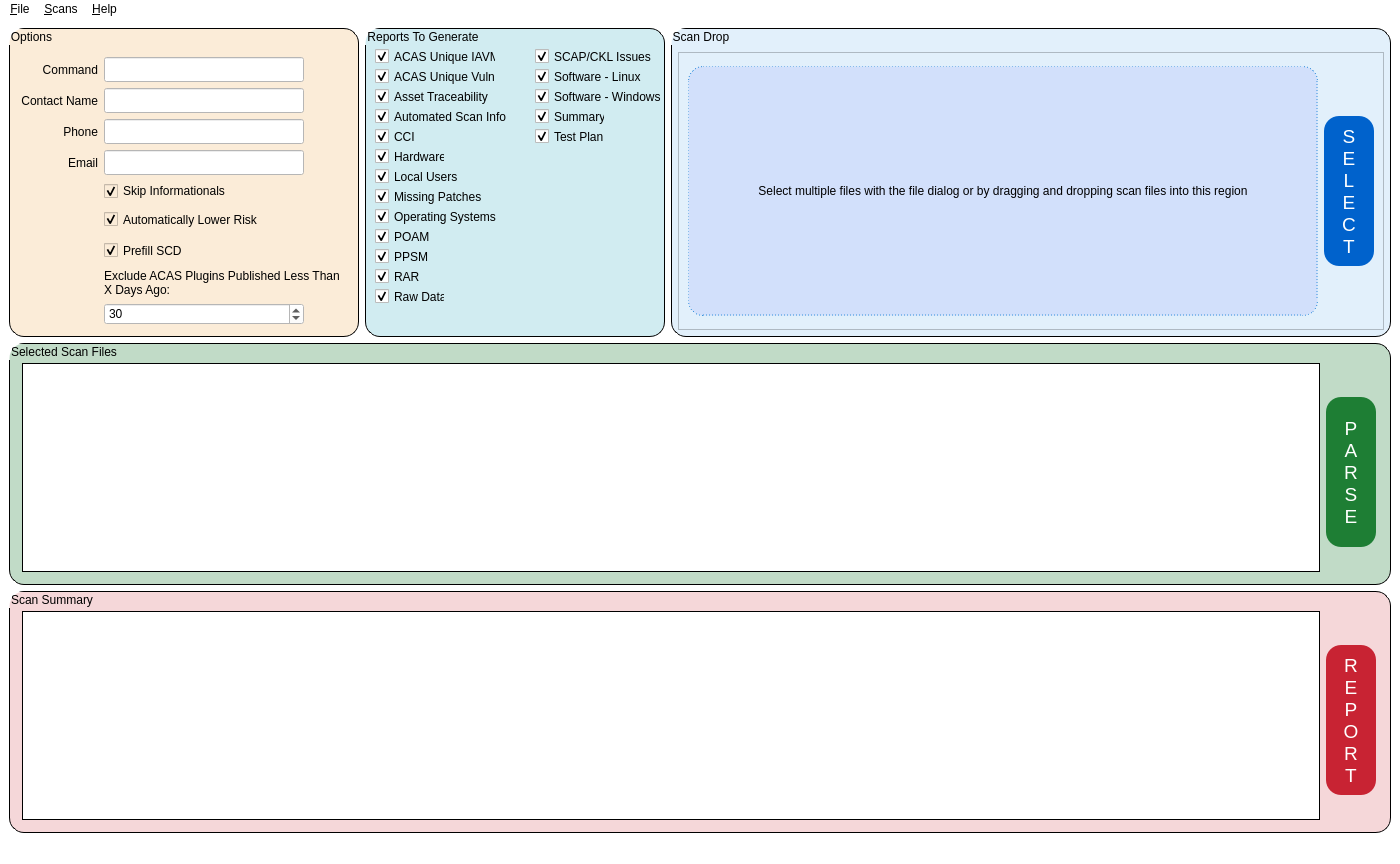
First picture: the form in ui_scans_to_reports.ui, repository CyberSecDef/scans2reports, before the edit.
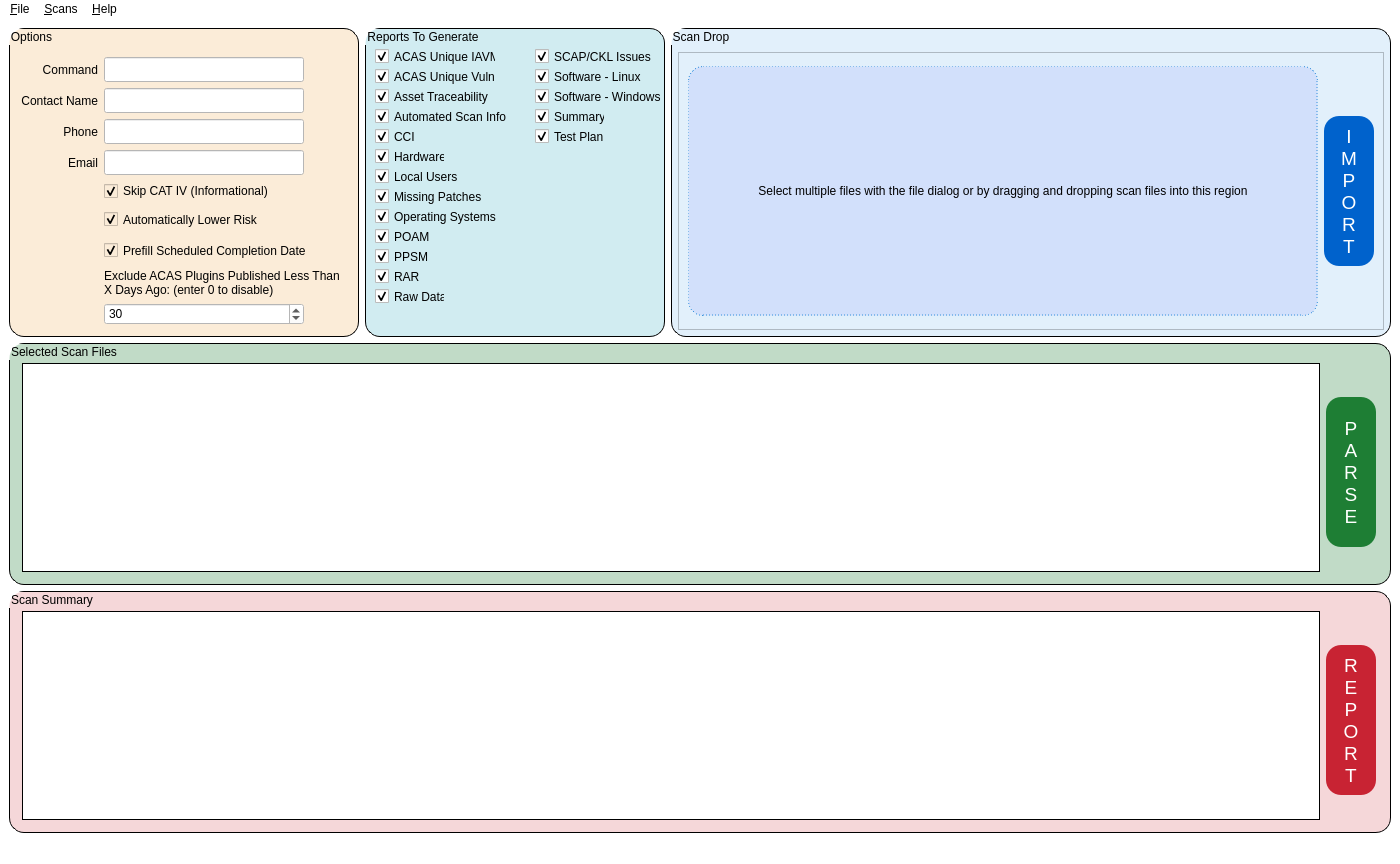
Second picture: the form after the edit.

The edit to the form file:
```diff
--- a/ui_scans_to_reports.ui
+++ b/ui_scans_to_reports.ui
@@ -747,11 +747,11 @@
 font-size:14pt;</string>
               </property>
               <property name="text">
-               <string>S
-E
-L
-E
-C
+               <string>I
+M
+P
+O
+R
 T</string>
               </property>
              </widget>
@@ -868,7 +868,7 @@
             <string notr="true">background: #fbecd8;</string>
            </property>
            <property name="text">
-            <string>Prefill SCD</string>
+            <string>Prefill Scheduled Completion Date</string>
            </property>
            <property name="checked">
             <bool>true</bool>
@@ -984,7 +984,7 @@
 </string>
            </property>
            <property name="text">
-            <string>Exclude ACAS Plugins Published Less Than X Days Ago:</string>
+            <string>Exclude ACAS Plugins Published Less Than X Days Ago: (enter 0 to disable)</string>
            </property>
            <property name="textFormat">
             <enum>Qt::PlainText</enum>
@@ -1051,7 +1051,7 @@
             <string notr="true">background: #fbecd8;</string>
            </property>
            <property name="text">
-            <string>Skip Informationals</string>
+            <string>Skip CAT IV (Informational)</string>
            </property>
            <property name="checked">
             <bool>true</bool>
```
Left out of the diff: 96 changed lines with no effect on the pictures.
